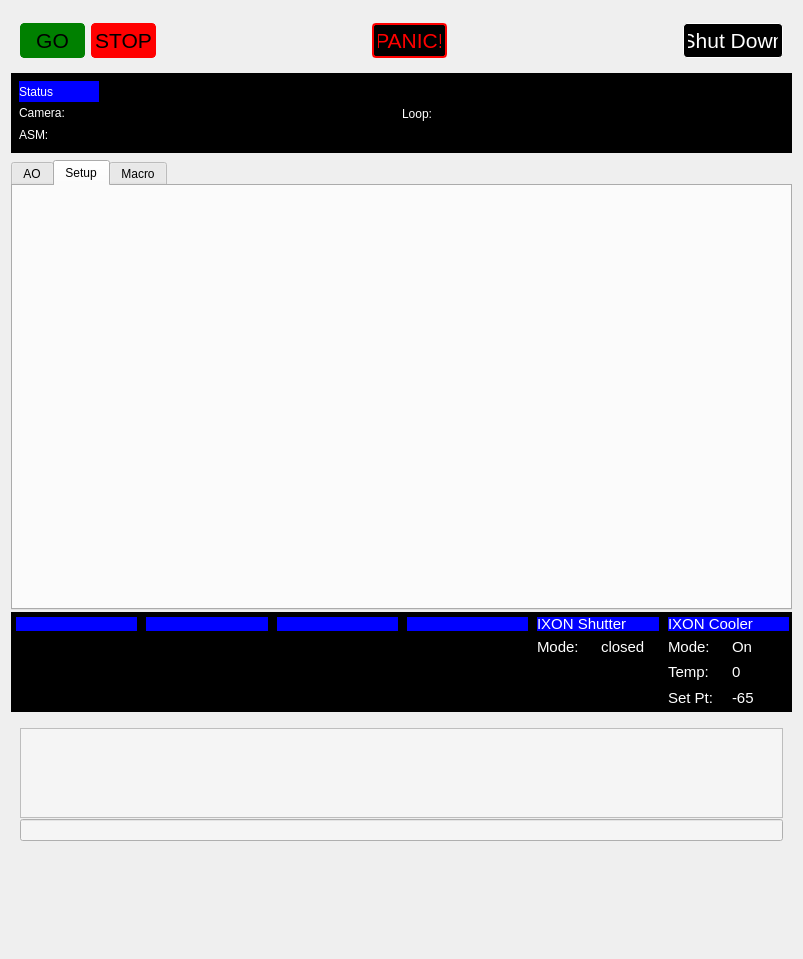
The window that IRTF/gui/pyrtc_felix_control_gui.ui (ellenle3/pyRTC-IRTF) describes before a commit, drawn with Qt 5.
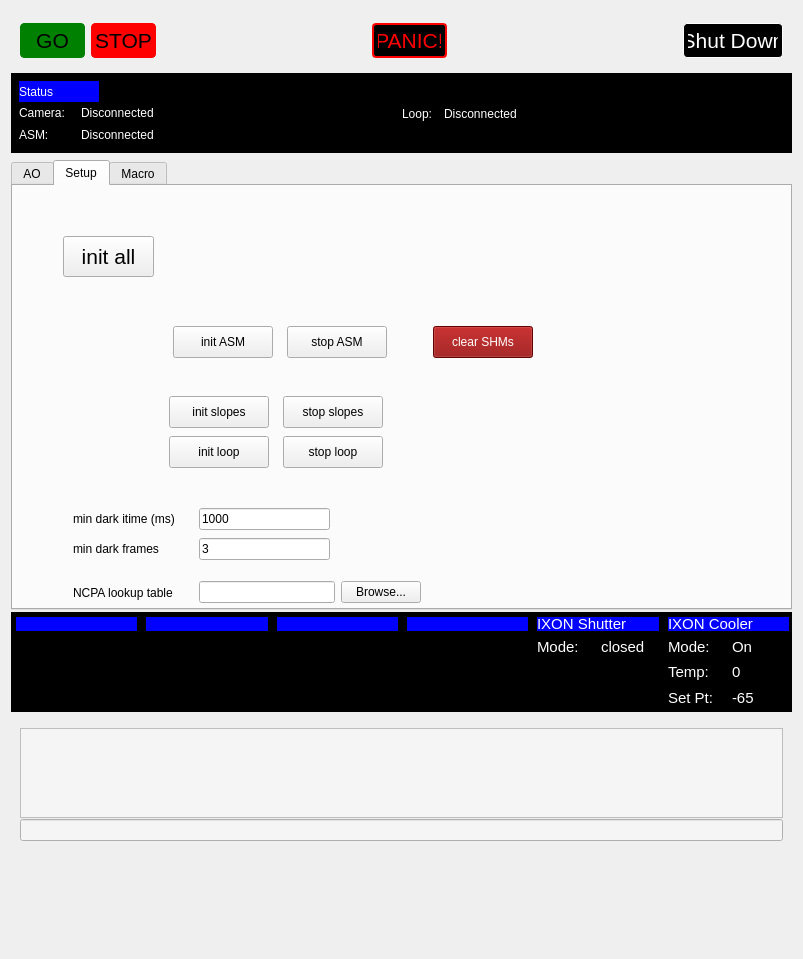
The same window after the commit. The open tabs and pages were chosen to show the change.

Commit message: added AO operation and sub windows for IXON controls.

```diff
--- a/IRTF/gui/pyrtc_felix_control_gui.ui
+++ b/IRTF/gui/pyrtc_felix_control_gui.ui
@@ -1150,7 +1150,7 @@
            <string notr="true">color: white;</string>
           </property>
           <property name="text">
-           <string/>
+           <string>Disconnected</string>
           </property>
          </widget>
         </item>
@@ -1209,7 +1209,7 @@
            <string notr="true">color: white;</string>
           </property>
           <property name="text">
-           <string/>
+           <string>Disconnected</string>
           </property>
          </widget>
         </item>
@@ -1258,7 +1258,7 @@
              <string notr="true">color: white;</string>
             </property>
             <property name="text">
-             <string/>
+             <string>Disconnected</string>
             </property>
            </widget>
           </item>
@@ -2634,6 +2634,305 @@
       <attribute name="title">
        <string>Setup</string>
       </attribute>
+      <widget class="QPushButton" name="initall_button">
+       <property name="geometry">
+        <rect>
+         <x>50</x>
+         <y>50</y>
+         <width>91</width>
+         <height>41</height>
+        </rect>
+       </property>
+       <property name="minimumSize">
+        <size>
+         <width>50</width>
+         <height>30</height>
+        </size>
+       </property>
+       <property name="maximumSize">
+        <size>
+         <width>16777215</width>
+         <height>16777215</height>
+        </size>
+       </property>
+       <property name="font">
+        <font>
+         <family>Arial</family>
+         <pointsize>16</pointsize>
+         <italic>false</italic>
+         <bold>false</bold>
+        </font>
+       </property>
+       <property name="text">
+        <string>init all</string>
+       </property>
+      </widget>
+      <widget class="QPushButton" name="gridComponents_ASM_init_button">
+       <property name="geometry">
+        <rect>
+         <x>160</x>
+         <y>140</y>
+         <width>100</width>
+         <height>32</height>
+        </rect>
+       </property>
+       <property name="minimumSize">
+        <size>
+         <width>100</width>
+         <height>0</height>
+        </size>
+       </property>
+       <property name="maximumSize">
+        <size>
+         <width>100</width>
+         <height>16777215</height>
+        </size>
+       </property>
+       <property name="text">
+        <string>init ASM</string>
+       </property>
+      </widget>
+      <widget class="QPushButton" name="gridComponents_loop_init_button">
+       <property name="geometry">
+        <rect>
+         <x>156</x>
+         <y>250</y>
+         <width>100</width>
+         <height>32</height>
+        </rect>
+       </property>
+       <property name="minimumSize">
+        <size>
+         <width>100</width>
+         <height>0</height>
+        </size>
+       </property>
+       <property name="maximumSize">
+        <size>
+         <width>100</width>
+         <height>16777215</height>
+        </size>
+       </property>
+       <property name="text">
+        <string>init loop</string>
+       </property>
+      </widget>
+      <widget class="QPushButton" name="gridComponents_slopes_init_button">
+       <property name="geometry">
+        <rect>
+         <x>156</x>
+         <y>210</y>
+         <width>100</width>
+         <height>32</height>
+        </rect>
+       </property>
+       <property name="minimumSize">
+        <size>
+         <width>100</width>
+         <height>0</height>
+        </size>
+       </property>
+       <property name="maximumSize">
+        <size>
+         <width>100</width>
+         <height>16777215</height>
+        </size>
+       </property>
+       <property name="text">
+        <string>init slopes</string>
+       </property>
+      </widget>
+      <widget class="QPushButton" name="gridComponents_ASM_stop_button">
+       <property name="geometry">
+        <rect>
+         <x>274</x>
+         <y>140</y>
+         <width>100</width>
+         <height>32</height>
+        </rect>
+       </property>
+       <property name="minimumSize">
+        <size>
+         <width>100</width>
+         <height>0</height>
+        </size>
+       </property>
+       <property name="maximumSize">
+        <size>
+         <width>100</width>
+         <height>16777215</height>
+        </size>
+       </property>
+       <property name="text">
+        <string>stop ASM</string>
+       </property>
+      </widget>
+      <widget class="QPushButton" name="clear_shms_button">
+       <property name="geometry">
+        <rect>
+         <x>420</x>
+         <y>140</y>
+         <width>100</width>
+         <height>32</height>
+        </rect>
+       </property>
+       <property name="styleSheet">
+        <string notr="true">color: white;
+background-color: darkred;</string>
+       </property>
+       <property name="text">
+        <string>clear SHMs</string>
+       </property>
+      </widget>
+      <widget class="QWidget" name="">
+       <property name="geometry">
+        <rect>
+         <x>60</x>
+         <y>320</y>
+         <width>257</width>
+         <height>58</height>
+        </rect>
+       </property>
+       <layout class="QVBoxLayout" name="verticalLayout">
+        <item>
+         <layout class="QHBoxLayout" name="gridConfig_minDarkItime">
+          <item>
+           <widget class="QLabel" name="gridConfig_minDarkItime_label">
+            <property name="minimumSize">
+             <size>
+              <width>120</width>
+              <height>0</height>
+             </size>
+            </property>
+            <property name="text">
+             <string>min dark itime (ms)</string>
+            </property>
+           </widget>
+          </item>
+          <item>
+           <widget class="QLineEdit" name="gridConfig_minDarkItime_entry">
+            <property name="text">
+             <string>1000</string>
+            </property>
+           </widget>
+          </item>
+         </layout>
+        </item>
+        <item>
+         <layout class="QHBoxLayout" name="gridConfig_minDarkFrames">
+          <item>
+           <widget class="QLabel" name="gridConfig_minDarkFrames_label">
+            <property name="minimumSize">
+             <size>
+              <width>120</width>
+              <height>0</height>
+             </size>
+            </property>
+            <property name="text">
+             <string>min dark frames</string>
+            </property>
+           </widget>
+          </item>
+          <item>
+           <widget class="QLineEdit" name="gridConfig_minDarkFrames_entry">
+            <property name="text">
+             <string>3</string>
+            </property>
+           </widget>
+          </item>
+         </layout>
+        </item>
+       </layout>
+      </widget>
+      <widget class="QPushButton" name="gridComponents_loop_stop_button">
+       <property name="geometry">
+        <rect>
+         <x>270</x>
+         <y>250</y>
+         <width>100</width>
+         <height>32</height>
+        </rect>
+       </property>
+       <property name="minimumSize">
+        <size>
+         <width>100</width>
+         <height>0</height>
+        </size>
+       </property>
+       <property name="maximumSize">
+        <size>
+         <width>100</width>
+         <height>16777215</height>
+        </size>
+       </property>
+       <property name="text">
+        <string>stop loop</string>
+       </property>
+      </widget>
+      <widget class="QPushButton" name="gridComponents_slopes_stop_button">
+       <property name="geometry">
+        <rect>
+         <x>270</x>
+         <y>210</y>
+         <width>100</width>
+         <height>32</height>
+        </rect>
+       </property>
+       <property name="minimumSize">
+        <size>
+         <width>100</width>
+         <height>0</height>
+        </size>
+       </property>
+       <property name="maximumSize">
+        <size>
+         <width>100</width>
+         <height>16777215</height>
+        </size>
+       </property>
+       <property name="text">
+        <string>stop slopes</string>
+       </property>
+      </widget>
+      <widget class="QWidget" name="">
+       <property name="geometry">
+        <rect>
+         <x>60</x>
+         <y>390</y>
+         <width>348</width>
+         <height>33</height>
+        </rect>
+       </property>
+       <layout class="QHBoxLayout" name="girdComponents_NCPALookup">
+        <item>
+         <widget class="QLabel" name="girdComponents_NCPALookup_label">
+          <property name="minimumSize">
+           <size>
+            <width>120</width>
+            <height>0</height>
+           </size>
+          </property>
+          <property name="text">
+           <string>NCPA lookup table</string>
+          </property>
+         </widget>
+        </item>
+        <item>
+         <widget class="QLineEdit" name="girdComponents_NCPALookup_fname">
+          <property name="text">
+           <string/>
+          </property>
+         </widget>
+        </item>
+        <item>
+         <widget class="QPushButton" name="girdComponents_NCPALookup_browse">
+          <property name="text">
+           <string>Browse...</string>
+          </property>
+         </widget>
+        </item>
+       </layout>
+      </widget>
      </widget>
      <widget class="QWidget" name="tabControls_Macro">
       <attribute name="title">
```
Left out of the diff: 545 changed lines with no effect on the pictures. The commit also changes 8 other files.
